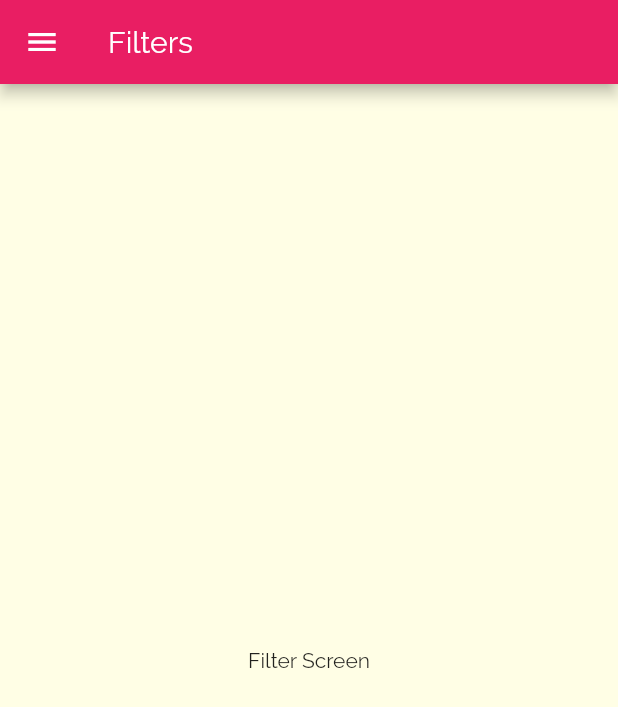
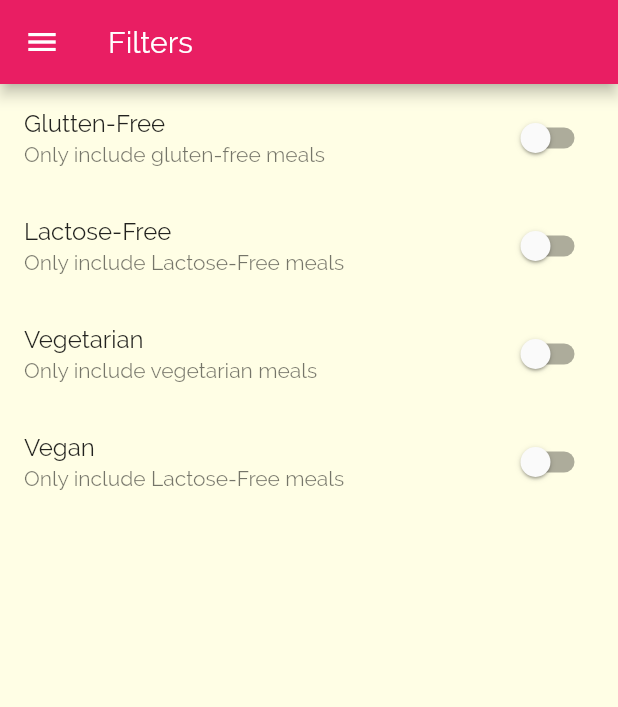
Before and after one commit to magerngulik/meals_app, a Flutter app: the FilterScreen screen opened by its route, on a phone screen of 412 x 824 dp. Shown: the top 707 px of the screen. Run offline on Flutter 3.47's test engine with Material 2 defaults, Android fonts, the phone set to English and light mode, and no system bars; missing offline and left inert: dart:html.

Commit message:
180 adding a filter switches

```diff
--- a/lib/screens/filter_screens.dart
+++ b/lib/screens/filter_screens.dart
@@ -1,8 +1,29 @@
 import 'package:flutter/material.dart';
 import 'package:meals_app/widgets/main_drawer.dart';
 
-class FilterScreen extends StatelessWidget {
+class FilterScreen extends StatefulWidget {
   static const routeName = "/filters";
+
+  @override
+  State<FilterScreen> createState() => _FilterScreenState();
+}
+
+class _FilterScreenState extends State<FilterScreen> {
+  var _glutenFree = false;
+  var _vegetarian = false;
+  var _vegan = false;
+  var _lactoseFree = false;
+
+  Widget _builtSwithListTile(
+      String title, String description, bool currentValue, Function update) {
+    return SwitchListTile(
+        activeColor: Colors.blue,
+        title: Text(title),
+        subtitle: Text(description),
+        value: currentValue,
+        onChanged: update);
+  }
+
   @override
   Widget build(BuildContext context) {
     return Scaffold(
@@ -10,8 +31,36 @@ class FilterScreen extends StatelessWidget {
         title: Text('Filters'),
       ),
       drawer: MainDrawer(),
-      body: Center(
-        child: Text('Filter Screen'),
+      body: Column(
+        children: [
+          _builtSwithListTile(
+              'Glutten-Free', 'Only include gluten-free meals', _glutenFree,
+              (newValue) {
+            setState(() {
+              _glutenFree = newValue;
+            });
+          }),
+          _builtSwithListTile(
+              'Lactose-Free', 'Only include Lactose-Free meals', _lactoseFree,
+              (newValue) {
+            setState(() {
+              _lactoseFree = newValue;
+            });
+          }),
+          _builtSwithListTile(
+              'Vegetarian', 'Only include vegetarian meals', _vegetarian,
+              (newValue) {
+            setState(() {
+              _vegetarian = newValue;
+            });
+          }),
+          _builtSwithListTile(
+              'Vegan', 'Only include Lactose-Free meals', _vegan, (newValue) {
+            setState(() {
+              _vegan = newValue;
+            });
+          }),
+        ],
       ),
     );
   }
--- a/lib/screens/meal_detail_screen.dart
+++ b/lib/screens/meal_detail_screen.dart
@@ -58,7 +58,7 @@ class MealDetailScreen extends StatelessWidget {
             buildContainer(
               ListView.builder(
                 itemBuilder: (ctx, index) => Card(
-                  color: Theme.of(context).accentColor,
+                  color: Colors.amber,
                   child: Padding(
                       padding: EdgeInsets.symmetric(
                         vertical: 5,
```
